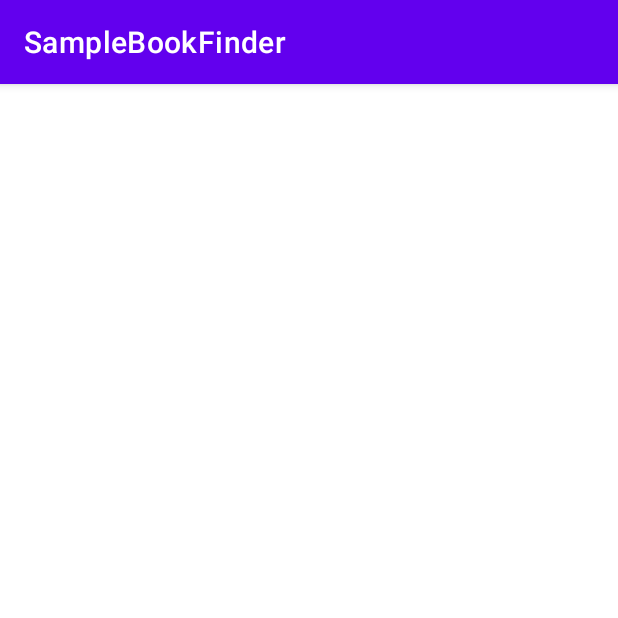
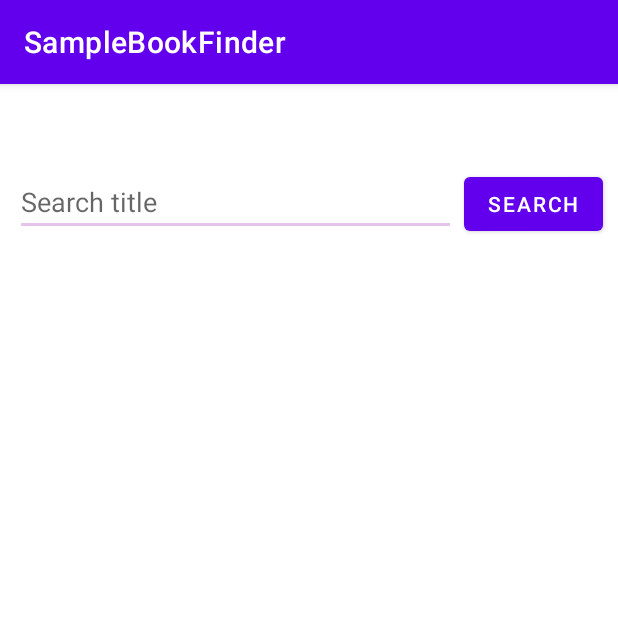
Before and after one commit to kmbunnell/SampleBookFinder, an Android app: the screen it shows after launch (MainActivity), on a phone screen of 412 x 824 dp, the top half of it. Run offline under Robolectric (Android 15) with nearby library versions, the phone set to English and light mode, and no system bars; our stand-ins replace data binding; pictures from the network do not load.

Commit message:
use user input for title search

```diff
--- a/app/build.gradle
+++ b/app/build.gradle
@@ -59,5 +59,7 @@ dependencies {
     kapt 'com.github.bumptech.glide:compiler:4.12.0'
     implementation "org.jetbrains.kotlin:kotlin-stdlib:$kotlin_version"
 
+    implementation("androidx.cardview:cardview:1.0.0")
+
 
 }
--- a/app/src/main/java/com/bonehill/samplebookfinder/BindingAdapters.kt
+++ b/app/src/main/java/com/bonehill/samplebookfinder/BindingAdapters.kt
@@ -16,8 +16,9 @@ fun bindRecyclerView(recyclerView: RecyclerView, data: List<Book>?) {
 
 @BindingAdapter("imageUrl")
 fun bindImage(imgView: ImageView, imgUrl: String?) {
+   var url=imgUrl?.replace("http:", "https:")
     Glide.with(imgView.context)
-        .load(imgUrl)
+        .load(url)
         .placeholder(R.drawable.loading_animation)
         .error(R.drawable.ic_broken)
         .fallback(R.drawable.ic_unavailable)
--- a/app/src/main/java/com/bonehill/samplebookfinder/MainActivity.kt
+++ b/app/src/main/java/com/bonehill/samplebookfinder/MainActivity.kt
@@ -1,7 +1,11 @@
 package com.bonehill.samplebookfinder
 
+import android.app.Activity
+import android.content.Context
 import androidx.appcompat.app.AppCompatActivity
 import android.os.Bundle
+import android.view.View
+import android.view.inputmethod.InputMethodManager
 import androidx.activity.viewModels
 import androidx.lifecycle.Observer
 import com.bonehill.samplebookfinder.adapter.BookGridAdapter
@@ -23,15 +27,19 @@ class MainActivity : AppCompatActivity() {
         binding.lifecycleOwner = this
         binding.recyclerView.adapter=BookGridAdapter()
 
+        binding.btnSearch.setOnClickListener {
 
-       /* binding.viewModel = viewmodel
+            val p=binding.txtSearch.text.toString()
+            hideKeyboard()
+            if(p.length>0)
+                viewModel.loadBooks(p)
 
-        viewmodel.books.observe(this, Observer { booklist ->
-            if (booklist.isNotEmpty()) {
-               binding.recyclerView.adapter=BookGridAdapter()
-            }
-        })*/
-
+        }
 
     }
+
+    fun Activity.hideKeyboard() {
+        val imm = getSystemService(Context.INPUT_METHOD_SERVICE) as InputMethodManager
+        imm.hideSoftInputFromWindow(currentFocus!!.windowToken, 0)
+    }
 }
--- a/app/src/main/java/com/bonehill/samplebookfinder/api/SearchByTitleService.kt
+++ b/app/src/main/java/com/bonehill/samplebookfinder/api/SearchByTitleService.kt
@@ -7,6 +7,7 @@ import com.squareup.moshi.kotlin.reflect.KotlinJsonAdapterFactory
 import retrofit2.Retrofit
 import retrofit2.converter.moshi.MoshiConverterFactory
 import retrofit2.http.GET
+import retrofit2.http.Query
 
 private const val BASE_URL =
     "https://www.googleapis.com/"
@@ -21,8 +22,8 @@ private val retrofit = Retrofit.Builder().addConverterFactory(MoshiConverterFact
     .build()
 
 interface  BookSearchApi {
-    @GET("books/v1/volumes?printType=BOOKS&orderBy=newest&maxResults=10&projection=lite&q=rose")
-    suspend fun getBooksByTitle(): BookResponse
+    @GET("books/v1/volumes?printType=BOOKS&orderBy=newest&maxResults=20&projection=lite")
+    suspend fun getBooksByTitle(@Query("q") title: String): BookResponse
 }
 
 object BookSearch {
--- a/app/src/main/java/com/bonehill/samplebookfinder/data/Book.kt
+++ b/app/src/main/java/com/bonehill/samplebookfinder/data/Book.kt
@@ -14,8 +14,8 @@ data class Book (
 
 data class VolumeInfo (
     val title:String,
-    val authors: List<String>,
-    val imageLinks:ImageLinks
+    val authors: List<String>?,
+    val imageLinks:ImageLinks?
     )
 
 data class ImageLinks(
--- a/app/src/main/java/com/bonehill/samplebookfinder/viewmodel/MainActivityViewModel.kt
+++ b/app/src/main/java/com/bonehill/samplebookfinder/viewmodel/MainActivityViewModel.kt
@@ -16,14 +16,10 @@ class MainActivityViewModel :ViewModel() {
     private val _books = MutableLiveData<List<Book>>()
     val books: LiveData<List<Book>> = _books
 
-    init {
-        loadBooks()
-    }
-
-    private fun loadBooks() {
+    fun loadBooks(title:String) {
         viewModelScope.launch {
             try {
-                val response = BookSearch.retrofitService.getBooksByTitle()
+                val response = BookSearch.retrofitService.getBooksByTitle(title)
                 if (!response.items.isEmpty())
                     _books.value = response.items
             } catch (e: Exception) {
--- a/app/src/main/res/layout/activity_main.xml
+++ b/app/src/main/res/layout/activity_main.xml
@@ -4,21 +4,62 @@
         <variable
             name="viewModel"
             type="com.bonehill.samplebookfinder.viewmodel.MainActivityViewModel" />
+        <variable
+            name="searchWord"
+            type="String" />
     </data>
-<LinearLayout xmlns:android="http://schemas.android.com/apk/res/android"
-    xmlns:app="http://schemas.android.com/apk/res-auto"
-    xmlns:tools="http://schemas.android.com/tools"
-    android:layout_width="match_parent"
-    android:layout_height="match_parent"
-    tools:context=".MainActivity">
+
+    <androidx.constraintlayout.widget.ConstraintLayout xmlns:android="http://schemas.android.com/apk/res/android"
+        xmlns:app="http://schemas.android.com/apk/res-auto"
+        xmlns:tools="http://schemas.android.com/tools"
+        android:layout_width="match_parent"
+        android:layout_height="match_parent"
+        tools:context=".MainActivity">
+
+
+    <EditText
+        android:id="@+id/txtSearch"
+        android:layout_width="0dp"
+        android:layout_height="wrap_content"
+        android:layout_marginStart="10dp"
+        android:layout_marginTop="?attr/actionBarSize"
+        android:layout_marginEnd="5dp"
+        android:backgroundTint="#469C27B0"
+        android:ems="10"
+        android:hint="Search title"
+        android:inputType="textPersonName"
+        app:layout_constraintEnd_toStartOf="@+id/btnSearch"
+        app:layout_constraintHorizontal_bias="0.0"
+        app:layout_constraintStart_toStartOf="parent"
+        app:layout_constraintTop_toTopOf="parent" />
+
+    <Button
+        android:id="@+id/btnSearch"
+        android:layout_width="wrap_content"
+        android:layout_height="wrap_content"
+        android:layout_marginTop="?attr/actionBarSize"
+        android:layout_marginEnd="10dp"
+        android:text="Search"
+        app:layout_constraintEnd_toEndOf="parent"
+        app:layout_constraintTop_toTopOf="parent" />
+
 
     <androidx.recyclerview.widget.RecyclerView
-        android:layout_width="match_parent"
-        android:layout_height="match_parent"
         android:id="@+id/recycler_view"
         app:listData="@{viewModel.books}"
-        app:layoutManager="androidx.recyclerview.widget.GridLayoutManager"
+        app:layoutManager="androidx.recyclerview.widget.LinearLayoutManager"
         app:spanCount="2"
-        tools:listitem="@layout/item_layout" />
-</LinearLayout>
+        tools:listitem="@layout/card_item"
+        android:layout_width="0dp"
+        android:layout_height="0dp"
+        android:layout_marginStart="10dp"
+        android:layout_marginTop="10dp"
+        android:layout_marginEnd="10dp"
+        android:layout_marginBottom="10dp"
+        app:layout_constraintBottom_toBottomOf="parent"
+        app:layout_constraintEnd_toEndOf="parent"
+        app:layout_constraintStart_toStartOf="parent"
+        app:layout_constraintTop_toBottomOf="@+id/btnSearch" />
+    </androidx.constraintlayout.widget.ConstraintLayout>
+
 </layout>
```
Also changed, not shown: app/src/main/java/com/bonehill/samplebookfinder/adapter/BookGridAdapter.kt (+5 -9 lines), app/src/main/res/layout/card_item.xml (added, +42 -0 lines).
